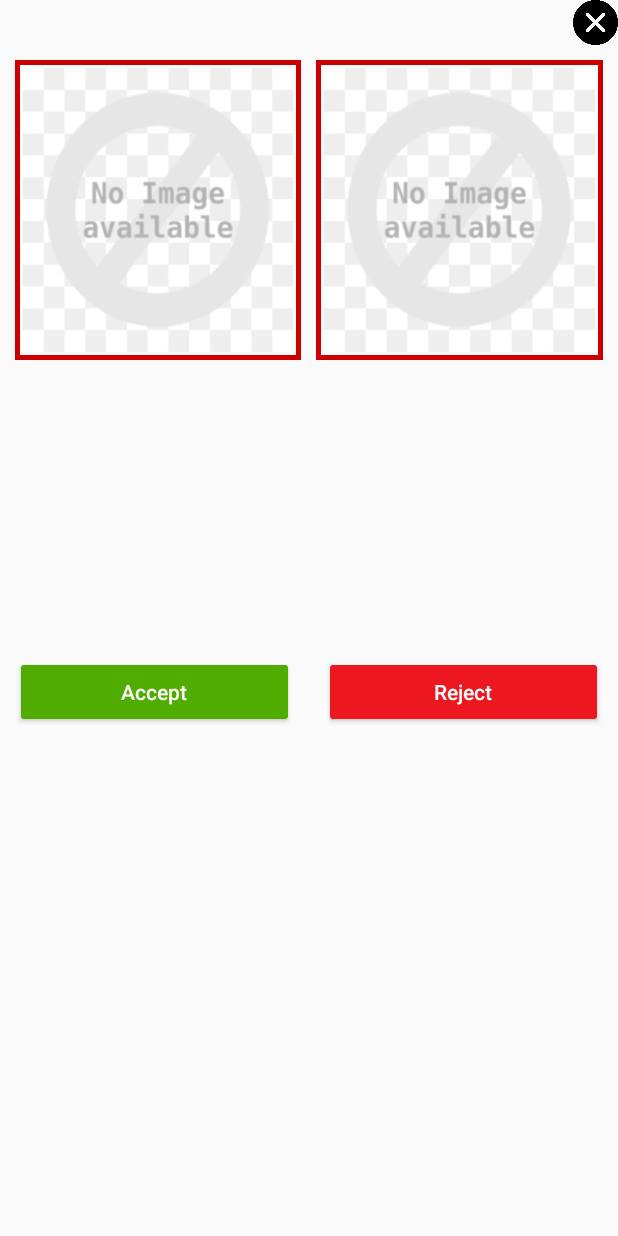
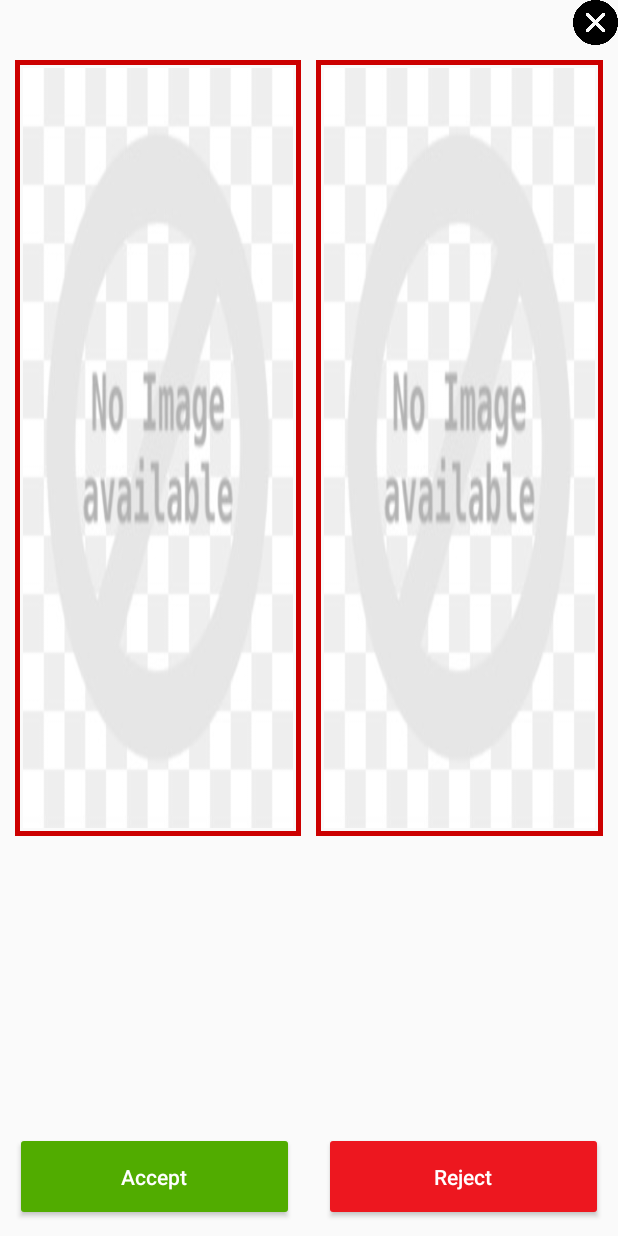
Before and after one commit to PrabhuChaitanyaAreti/MobileApp, an Android app: the layout die_detail_dialog.xml on its own in the app's theme, with its tools: preview values and no code run, on a phone screen of 412 x 824 dp. Run offline under Robolectric (Android 15) with nearby library versions, the phone set to English and light mode, and no system bars.

Commit message:
Fixed dialog issue in tab

```diff
--- a/app/src/main/res/layout/activity_login.xml
+++ b/app/src/main/res/layout/activity_login.xml
@@ -45,7 +45,8 @@
                 android:focusable="false"
                 android:focusableInTouchMode="false"
                 android:gravity="center_vertical"
-                android:inputType="text|number"
+                android:inputType="textNoSuggestions"
+                android:digits="ABCDEFGHIJKLMNOPQRSTUVWXYZabcdefghijklmnopqrstuvwxyz0123456789"
                 android:longClickable="false"
                 android:maxLength="8"
                 android:maxLines="1"
--- a/app/src/main/res/layout/die_detail_dialog.xml
+++ b/app/src/main/res/layout/die_detail_dialog.xml
@@ -3,7 +3,7 @@
     android:layout_width="match_parent"
     android:fillViewport="true"
     android:animateLayoutChanges="true"
-    android:layout_height="wrap_content">
+    android:layout_height="match_parent">
     <RelativeLayout
         android:layout_width="match_parent"
         android:layout_height="match_parent">
@@ -24,7 +24,7 @@
     <LinearLayout
         android:layout_width="match_parent"
         android:orientation="horizontal"
-        android:layout_height="200dp">
+        android:layout_height="0dp" android:layout_weight="1">
         <ImageView
             android:id="@+id/iv_captured_die"
             android:scaleType="fitXY"
@@ -83,7 +83,7 @@
             android:layout_height="match_parent"
             android:layout_gravity="center"
             android:textAllCaps="false"
-            android:padding="10dp"
+            android:padding="20dp"
             android:layout_weight="50"
             android:text="Accept"
             android:textColor="@color/white" />
@@ -95,7 +95,7 @@
             android:backgroundTint="@color/red"
             android:layout_gravity="center"
             android:layout_weight="50"
-            android:padding="10dp"
+            android:padding="20dp"
             android:textAllCaps="false"
             android:layout_marginLeft="20dp"
             android:text="Reject"
--- a/app/src/main/res/layout/uom_spinner_list_layout.xml
+++ b/app/src/main/res/layout/uom_spinner_list_layout.xml
@@ -19,6 +19,7 @@
 		android:padding="5dp"
 		android:layout_height="wrap_content"
 		android:windowSoftInputMode="adjustResize|stateHidden"
+		android:digits="ABCDEFGHIJKLMNOPQRSTUVWXYZabcdefghijklmnopqrstuvwxyz0123456789"
 		android:imeOptions="flagNoExtractUi"
 		android:visibility="visible"
 		android:imeActionLabel="Done"
@@ -32,8 +33,6 @@
 	<ListView
 		android:id="@+id/spinnerList"
 		android:layout_width="match_parent"
-		android:stackFromBottom="true"
-		android:transcriptMode="normal"
-		android:layout_height="match_parent">
+		android:layout_height="200dp">
 	</ListView>
 </LinearLayout>
```
Also changed, not shown: app/src/main/java/com/vsoft/goodmankotlin/OperatorSelectActivity.java (+1 -10 lines), app/src/main/res/layout/activity_operator_select.xml (+3 -16 lines).
